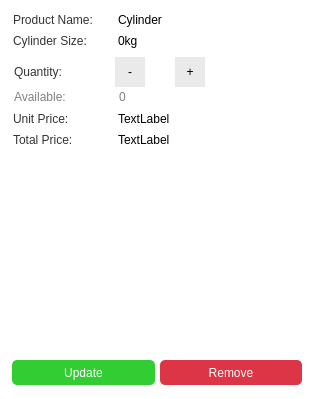
Before: the Qt Designer form app/src/ui/final_ui/cart_item.ui in Kazu0210/Inventory-System, drawn with Qt 5.
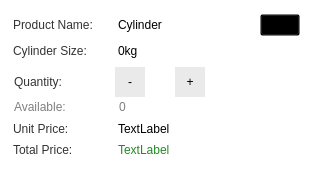
After: the same form once the commit is applied. Icons and pictures are not drawn.

Commit message: cart item functionalities; done

Diff of the .ui file:
```diff
--- a/app/src/ui/final_ui/cart_item.ui
+++ b/app/src/ui/final_ui/cart_item.ui
@@ -7,13 +7,13 @@
     <x>0</x>
     <y>0</y>
     <width>314</width>
-    <height>399</height>
+    <height>190</height>
    </rect>
   </property>
   <property name="minimumSize">
    <size>
     <width>150</width>
-    <height>210</height>
+    <height>190</height>
    </size>
   </property>
   <property name="windowTitle">
@@ -114,6 +114,47 @@
            </property>
           </widget>
          </item>
+         <item alignment="Qt::AlignRight">
+          <widget class="QFrame" name="frame_11">
+           <property name="frameShape">
+            <enum>QFrame::StyledPanel</enum>
+           </property>
+           <property name="frameShadow">
+            <enum>QFrame::Raised</enum>
+           </property>
+           <layout class="QHBoxLayout" name="horizontalLayout_9">
+            <property name="spacing">
+             <number>0</number>
+            </property>
+            <property name="leftMargin">
+             <number>0</number>
+            </property>
+            <property name="topMargin">
+             <number>0</number>
+            </property>
+            <property name="rightMargin">
+             <number>0</number>
+            </property>
+            <property name="bottomMargin">
+             <number>0</number>
+            </property>
+            <item>
+             <widget class="QPushButton" name="remove_pushButton">
+              <property name="cursor">
+               <cursorShape>PointingHandCursor</cursorShape>
+              </property>
+              <property name="text">
+               <string/>
+              </property>
+              <property name="icon">
+               <iconset>
+                <normaloff>../../../resources/icons/black-theme/trash-bin.png</normaloff>../../../resources/icons/black-theme/trash-bin.png</iconset>
+              </property>
+             </widget>
+            </item>
+           </layout>
+          </widget>
+         </item>
         </layout>
        </widget>
       </item>
@@ -528,7 +569,8 @@
          <item>
           <widget class="QLabel" name="total_price_label">
            <property name="styleSheet">
-            <string notr="true">font: 10pt &quot;Noto Sans&quot;;</string>
+            <string notr="true">font: 10pt &quot;Noto Sans&quot;;
+color: #228B22;</string>
            </property>
            <property name="text">
             <string>TextLabel</string>
@@ -541,104 +583,6 @@
      </layout>
     </widget>
    </item>
-   <item>
-    <widget class="QFrame" name="frame_2">
-     <property name="minimumSize">
-      <size>
-       <width>0</width>
-       <height>30</height>
-      </size>
-     </property>
-     <property name="maximumSize">
-      <size>
-       <width>16777215</width>
-       <height>30</height>
-      </size>
-     </property>
-     <property name="styleSheet">
-      <string notr="true">QPushButton{
-border-radius: 5px;
-}</string>
-     </property>
-     <property name="frameShape">
-      <enum>QFrame::StyledPanel</enum>
-     </property>
-     <property name="frameShadow">
-      <enum>QFrame::Raised</enum>
-     </property>
-     <layout class="QHBoxLayout" name="horizontalLayout">
-      <property name="spacing">
-       <number>5</number>
-      </property>
-      <property name="leftMargin">
-       <number>0</number>
-      </property>
-      <property name="topMargin">
-       <number>0</number>
-      </property>
-      <property name="rightMargin">
-       <number>0</number>
-      </property>
-      <property name="bottomMargin">
-       <number>0</number>
-      </property>
-      <item>
-       <widget class="QPushButton" name="update_pushButton">
-        <property name="minimumSize">
-         <size>
-          <width>0</width>
-          <height>25</height>
-         </size>
-        </property>
-        <property name="maximumSize">
-         <size>
-          <width>16777215</width>
-          <height>25</height>
-         </size>
-        </property>
-        <property name="cursor">
-         <cursorShape>PointingHandCursor</cursorShape>
-        </property>
-        <property name="styleSheet">
-         <string notr="true">background-color: #32CD32;
-font: 87 8pt &quot;Noto Sans Black&quot;;
-color: #fff;</string>
-        </property>
-        <property name="text">
-         <string>Update</string>
-        </property>
-       </widget>
-      </item>
-      <item>
-       <widget class="QPushButton" name="remove_pushButton">
-        <property name="minimumSize">
-         <size>
-          <width>0</width>
-          <height>25</height>
-         </size>
-        </property>
-        <property name="maximumSize">
-         <size>
-          <width>16777215</width>
-          <height>25</height>
-         </size>
-        </property>
-        <property name="cursor">
-         <cursorShape>PointingHandCursor</cursorShape>
-        </property>
-        <property name="styleSheet">
-         <string notr="true">background-color: #DC3545;
-font: 87 8pt &quot;Noto Sans Black&quot;;
-color: #fff;</string>
-        </property>
-        <property name="text">
-         <string>Remove</string>
-        </property>
-       </widget>
-      </item>
-     </layout>
-    </widget>
-   </item>
   </layout>
  </widget>
  <resources/>
```
The commit also changes 11 other files.
